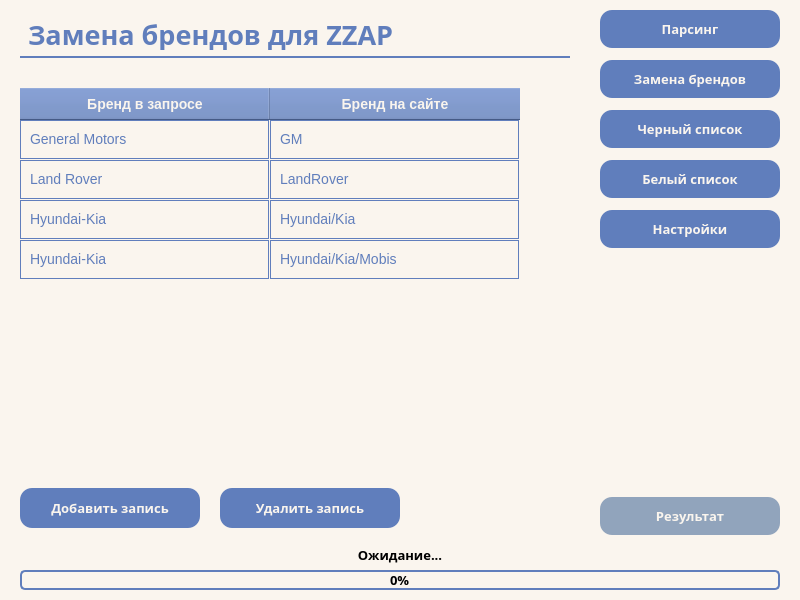
demgerall/ProductPercentageApplication, file ui/ProductPercentageApplication.ui: the form before one commit.
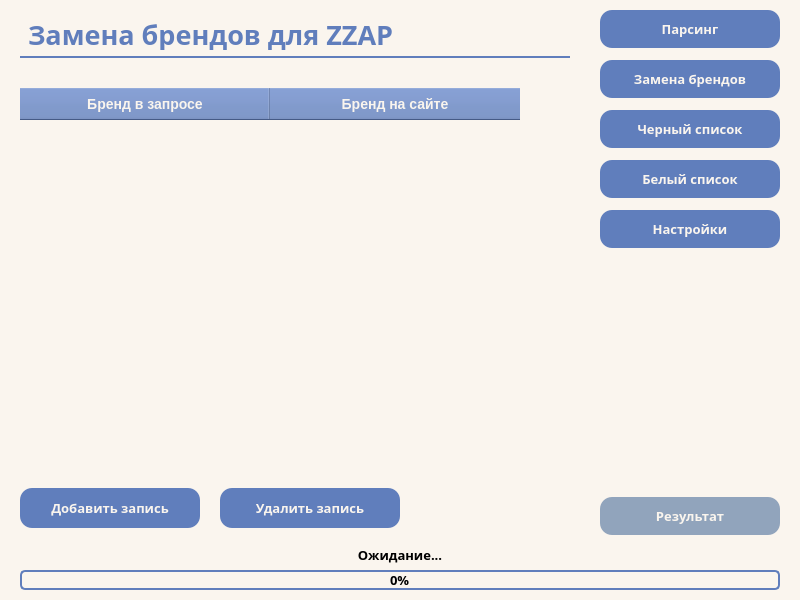
The form after the commit. The open tabs and pages were chosen to show the change. Icons and pictures are not drawn.

Diff of the .ui file:
```diff
--- a/ui/ProductPercentageApplication.ui
+++ b/ui/ProductPercentageApplication.ui
@@ -603,26 +603,6 @@
       <attribute name="verticalHeaderDefaultSectionSize">
        <number>40</number>
       </attribute>
-      <row>
-       <property name="text">
-        <string>1</string>
-       </property>
-      </row>
-      <row>
-       <property name="text">
-        <string>2</string>
-       </property>
-      </row>
-      <row>
-       <property name="text">
-        <string>3</string>
-       </property>
-      </row>
-      <row>
-       <property name="text">
-        <string>4</string>
-       </property>
-      </row>
       <column>
        <property name="text">
         <string>Бренд в запросе</string>
@@ -633,46 +613,6 @@
         <string>Бренд на сайте</string>
        </property>
       </column>
-      <item row="0" column="0">
-       <property name="text">
-        <string>General Motors</string>
-       </property>
-      </item>
-      <item row="0" column="1">
-       <property name="text">
-        <string>GM</string>
-       </property>
-      </item>
-      <item row="1" column="0">
-       <property name="text">
-        <string>Land Rover</string>
-       </property>
-      </item>
-      <item row="1" column="1">
-       <property name="text">
-        <string>LandRover</string>
-       </property>
-      </item>
-      <item row="2" column="0">
-       <property name="text">
-        <string>Hyundai-Kia</string>
-       </property>
-      </item>
-      <item row="2" column="1">
-       <property name="text">
-        <string>Hyundai/Kia</string>
-       </property>
-      </item>
-      <item row="3" column="0">
-       <property name="text">
-        <string>Hyundai-Kia</string>
-       </property>
-      </item>
-      <item row="3" column="1">
-       <property name="text">
-        <string>Hyundai/Kia/Mobis</string>
-       </property>
-      </item>
      </widget>
      <widget class="QPushButton" name="addTableRowButton">
       <property name="enabled">
```
